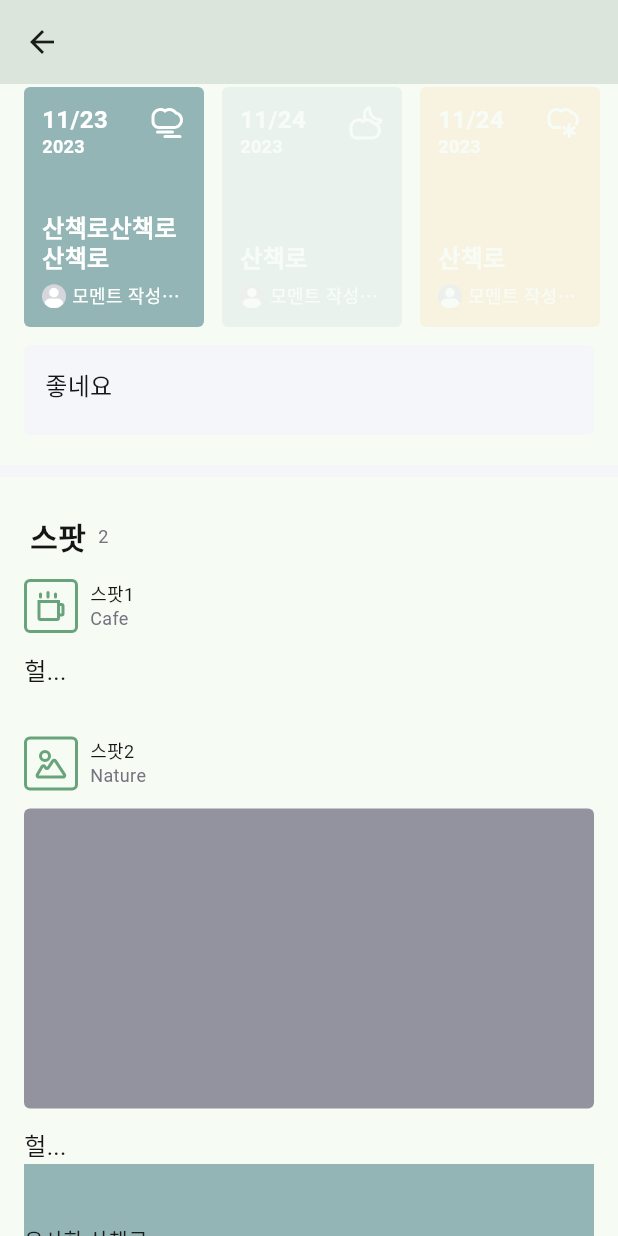
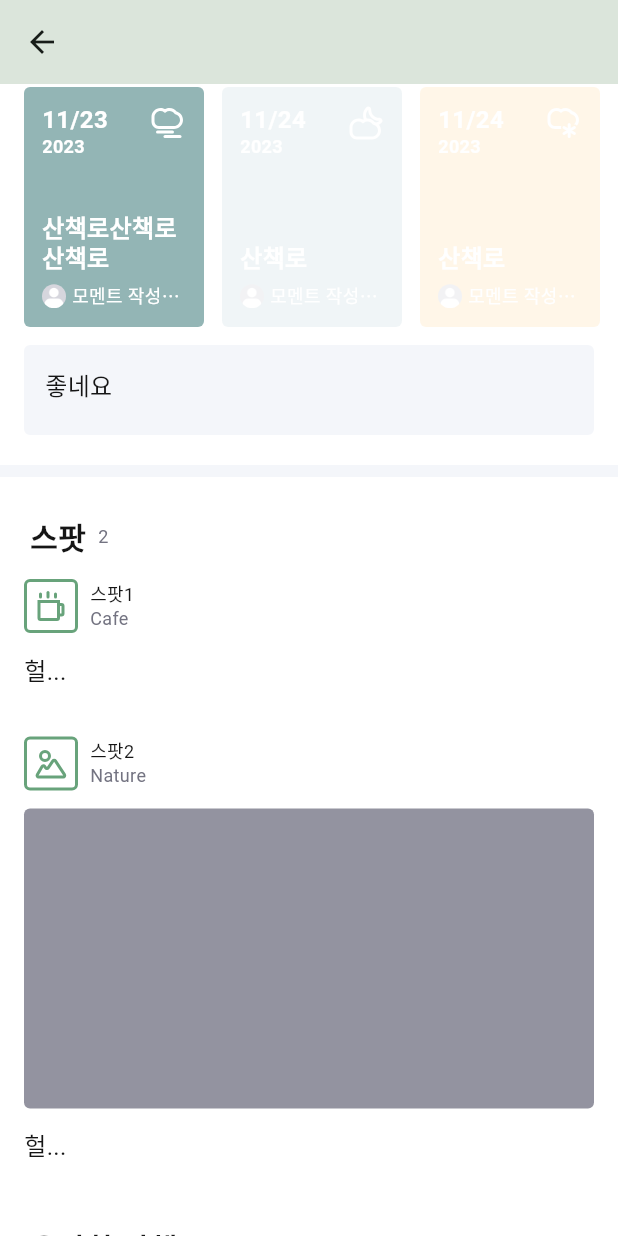
Before and after one commit to Naemansan/naemansan-hybird, a Flutter app: the TrailDetailScreen screen opened directly, scrolled down 576 dp, on a phone screen of 412 x 824 dp. Run offline on Flutter 3.47's test engine with Material 2 defaults, Android fonts, the phone set to English and light mode, and no system bars; our stand-ins replace flutter_dotenv, flutter_native_splash, flutter_svg, geolocator, get; missing offline and left inert: naver_map_plugin; accounts and stored records are empty.

Commit message:
:sparkles: Feat: 유사한 산책로

```diff
--- a/lib/screens/trailDetail/trail_detail_screen.dart
+++ b/lib/screens/trailDetail/trail_detail_screen.dart
@@ -7,7 +7,8 @@ import 'package:naemansan/widget/trail/trailDetail/trail_detail_description.dart
 import 'package:naemansan/widget/trail/trailDetail/trail_detail_info.dart';
 
 import 'package:naemansan/widget/trail/trailDetail/trail_detail_moment_list.dart';
-import 'package:naemansan/widget/trail/trailDetail/trail_detail_similar_trail.dart';
+
+import 'package:naemansan/widget/trail/trailDetail/trail_detail_similar_trail_list.dart';
 import 'package:naemansan/widget/trail/trailDetail/trail_detail_spot_list.dart';
 import 'package:naemansan/widget/trail/trailDetail/trail_detail_writer.dart';
 
@@ -24,7 +25,8 @@ class TrailDetailScreen extends StatelessWidget {
         init: viewModel,
         builder: (viewModel) {
           return SingleChildScrollView(
-            child: SizedBox(
+            child: Container(
+              color: ColorStyles.white,
               width: double.infinity,
               child: Column(children: [
                 //썸네일
@@ -75,7 +77,7 @@ class TrailDetailScreen extends StatelessWidget {
                     TrailDetailSpotList(
                       spotList: viewModel.trailDetailInfo.spotList,
                     ),
-                    TrailDetailSimilarTrail()
+                    TrailDetailSimilarTrailList(),
                   ]),
                 )
               ]),
--- a/lib/widget/trail/trailDetail/trail_detail_similar_trail.dart
+++ /dev/null
@@ -1,15 +0,0 @@
-import 'package:flutter/material.dart';
-import 'package:naemansan/utilities/style/color_styles.dart';
-
-class TrailDetailSimilarTrail extends StatelessWidget {
-  const TrailDetailSimilarTrail({super.key});
-
-  @override
-  Widget build(BuildContext context) {
-    return Container(
-        padding: const EdgeInsets.only(top: 40),
-        width: double.infinity,
-        color: ColorStyles.emotionSad,
-        child: Text("유사한 산책로"));
-  }
-}
--- /dev/null
+++ b/lib/widget/trail/trailDetail/trail_detail_similar_trail_list.dart
@@ -0,0 +1,40 @@
+import 'package:flutter/widgets.dart';
+import 'package:naemansan/utilities/style/color_styles.dart';
+import 'package:naemansan/utilities/style/font_styles.dart';
+
+class TrailDetailSimilarTrailList extends StatelessWidget {
+  const TrailDetailSimilarTrailList({super.key});
+
+  @override
+  Widget build(BuildContext context) {
+    return Container(
+        padding: const EdgeInsets.only(top: 40),
+        width: double.infinity,
+        child: Column(
+          children: [
+            // 타이틀
+            Container(
+              padding: const EdgeInsets.fromLTRB(4, 4, 4, 16),
+              child: Row(
+                children: [
+                  Text(
+                    "유사한 산책로",
+                    style: FontStyles.semiBold20
+                        .copyWith(color: ColorStyles.black),
+                  ),
+                  const SizedBox(
+                    width: 8,
+                  ),
+                  Text(
+                    [1, 2, 3].length.toString(),
+                    style:
+                        FontStyles.regular12.copyWith(color: ColorStyles.gray3),
+                  ),
+                ],
+              ),
+            ),
+            // 타이틀
+          ],
+        ));
+  }
+}
```
Also changed, not shown: 1 other file.
